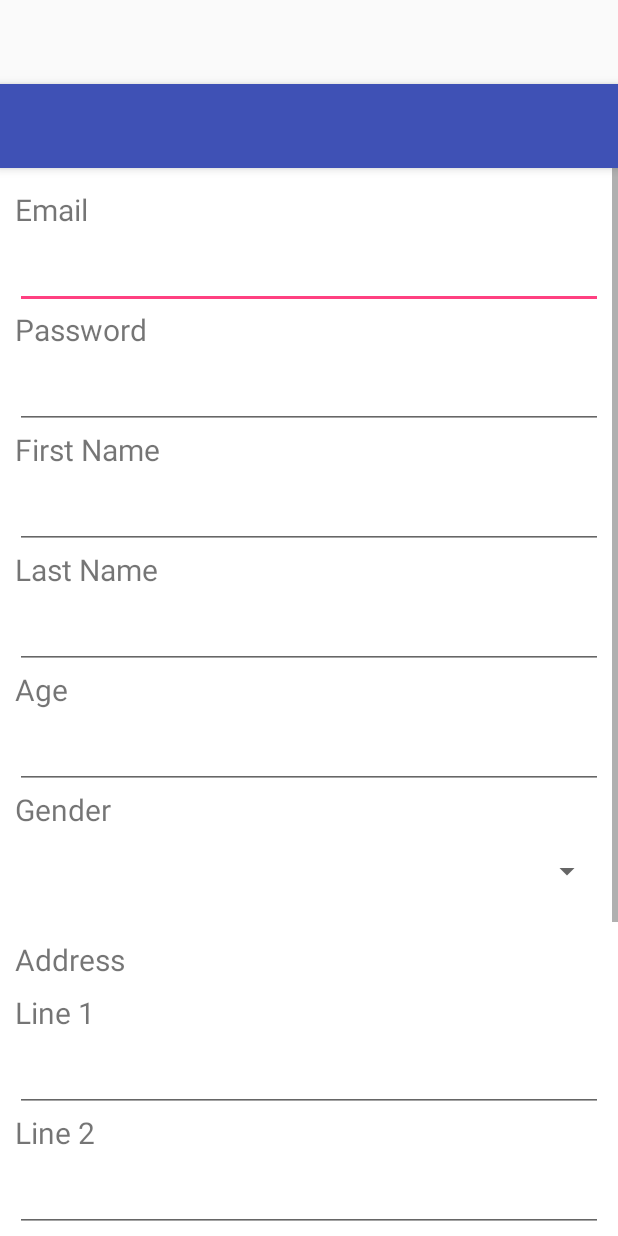
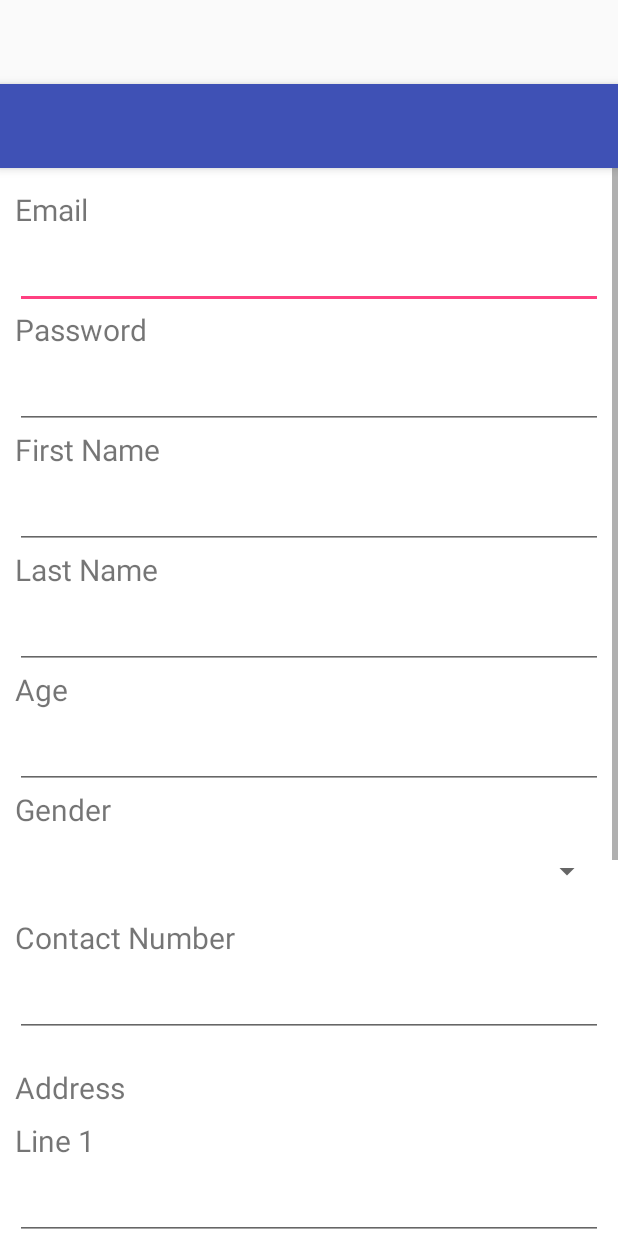
Before and after one commit to CuriousLearner/Shopster, an Android app: the layout activity_registration.xml on its own in the app's theme, with its tools: preview values and no code run, on a phone screen of 412 x 824 dp. Run offline under Robolectric (Android 15) with nearby library versions, the phone set to English and light mode, and no system bars.

Commit message:
Registration API integrated

```diff
--- a/src/client/Shopster-Andoid-Client/app/src/main/java/in/co/shopster/shopster/rest/services/ShopsterService.java
+++ b/src/client/Shopster-Andoid-Client/app/src/main/java/in/co/shopster/shopster/rest/services/ShopsterService.java
@@ -18,4 +18,7 @@ public interface ShopsterService {
     @POST("/api/login/")
     Call<ShopsterToken> login(@Body LoginCredentials loginCredentials);
 
+    @POST("/api/user/")
+    Call<Customer> register(@Body Customer customer);
+
 }
--- a/src/client/Shopster-Andoid-Client/app/src/main/res/layout/activity_registration.xml
+++ b/src/client/Shopster-Andoid-Client/app/src/main/res/layout/activity_registration.xml
@@ -121,15 +121,30 @@
                 android:text="@string/label_gender"
                 />
 
-            // @TODO: Gender select
+
             <Spinner
                 android:id="@+id/spin_gender"
                 android:layout_width="match_parent"
                 android:layout_height="50dp">
             </Spinner>
 
+            <TextView
+                android:layout_width="match_parent"
+                android:layout_height="30dp"
+                android:layout_marginTop="5dp"
+                android:textSize="20dp"
+                android:text="@string/label_contact_number"
+                />
 
-           <TextView
+            <EditText
+                android:id="@+id/edit_contact_number"
+                android:layout_width="match_parent"
+                android:layout_height="50dp"
+                android:inputType="number"
+                />
+
+
+            <TextView
                android:layout_width="match_parent"
                android:layout_height="30dp"
                android:layout_marginTop="20dp"
--- a/src/client/Shopster-Andoid-Client/app/src/main/res/values/strings.xml
+++ b/src/client/Shopster-Andoid-Client/app/src/main/res/values/strings.xml
@@ -30,5 +30,7 @@
         <item>Female</item>
     </array>
     <string name="label_logout">Logout</string>
+    <string name="label_contact_number">Contact Number</string>
+
 
 </resources>
```
Also changed, not shown: src/client/Shopster-Andoid-Client/app/src/main/java/in/co/shopster/shopster/activities/RegistrationActivity.java (+97 -0 lines), src/client/Shopster-Andoid-Client/app/src/main/java/in/co/shopster/shopster/rest/models/Address.java (+11 -4 lines), src/client/Shopster-Andoid-Client/app/src/main/java/in/co/shopster/shopster/rest/models/Customer.java (+13 -2 lines).
